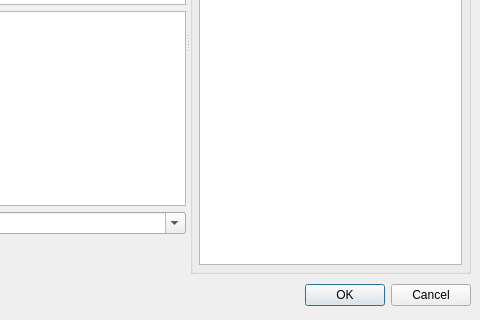
Old version of the form VocableEditor.ui in the repository nsams/vocablecoach; both pictures show x 155 to 635 and y 200 to 520 of the 635 by 520 pixel window.
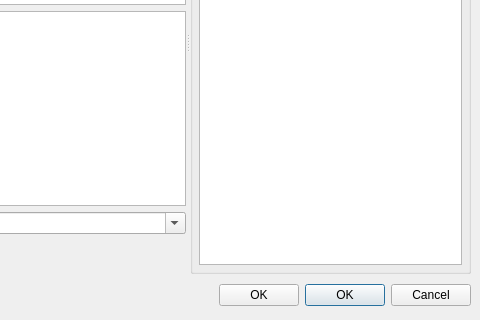
New version of the form. Custom widgets are drawn as their Qt base class.

Commit message: issue #3: leave add-vocable-dialog open to different buttons, one that just adds the vocable, one that closes the dialog (for the editor)

What changed in the file:
```diff
--- a/VocableEditor.ui
+++ b/VocableEditor.ui
@@ -174,6 +174,13 @@
        </property>
       </spacer>
      </item>
+     <item>
+      <widget class="QPushButton" name="okAddNewButton" >
+       <property name="text" >
+        <string>OK</string>
+       </property>
+      </widget>
+     </item>
      <item>
       <widget class="QPushButton" name="okButton" >
        <property name="text" >
```
Left out of the diff: 12 changed lines with no effect on the pictures. The commit also changes 4 other files.
